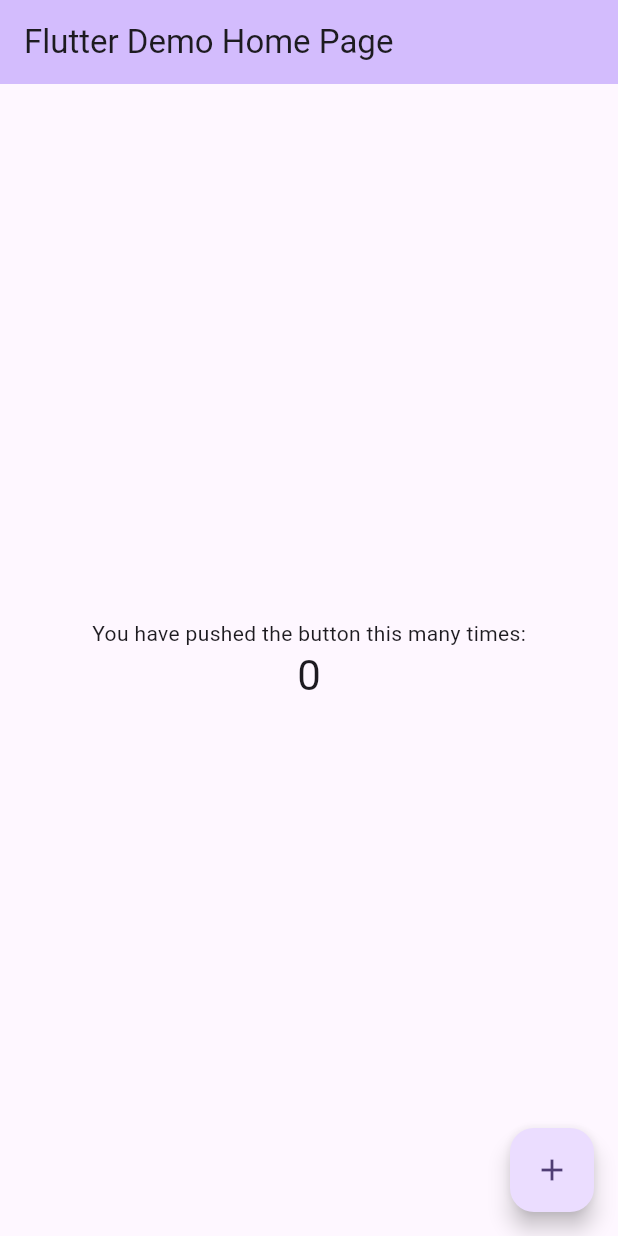
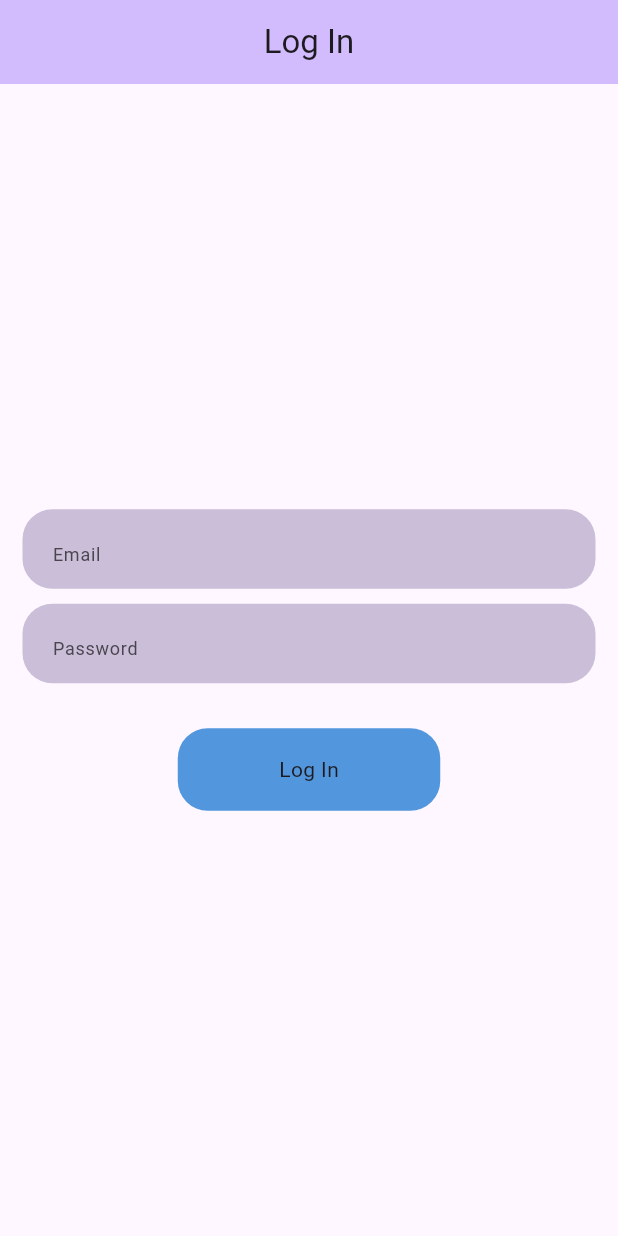
Before and after one commit to raziq98/graduan_test, a Flutter app: the screen it shows after launch, on a phone screen of 412 x 824 dp. Run offline on Flutter 3.47's test engine with Material 3 defaults, Android fonts, the phone set to English and light mode, and no system bars; our stand-ins replace get_storage, shared_preferences; Roboto replaces fonts that are missing (Gotham).

Commit message:
add services for login

```diff
--- a/lib/main.dart
+++ b/lib/main.dart
@@ -1,4 +1,6 @@
 import 'package:flutter/material.dart';
+import 'package:graduan_test/routes.dart';
+// import 'package:graduan_test/screen/home_page.dart';
 
 void main() {
   runApp(const MyApp());
@@ -17,55 +19,8 @@ class MyApp extends StatelessWidget {
         colorScheme: ColorScheme.fromSeed(seedColor: Colors.deepPurple),
         useMaterial3: true,
       ),
-      home: const MyHomePage(title: 'Flutter Demo Home Page'),
+      // home: const MyHomePage(),
+      routes: routes,
     );
   }
 }
-
-class MyHomePage extends StatefulWidget {
-  const MyHomePage({super.key, required this.title});
-
-  final String title;
-
-  @override
-  State<MyHomePage> createState() => _MyHomePageState();
-}
-
-class _MyHomePageState extends State<MyHomePage> {
-  int _counter = 0;
-
-  void _incrementCounter() {
-    setState(() {
-      _counter++;
-    });
-  }
-
-  @override
-  Widget build(BuildContext context) {
-    return Scaffold(
-      appBar: AppBar(
-        backgroundColor: Theme.of(context).colorScheme.inversePrimary,
-        title: Text(widget.title),
-      ),
-      body: Center(
-        child: Column(
-          mainAxisAlignment: MainAxisAlignment.center,
-          children: <Widget>[
-            const Text(
-              'You have pushed the button this many times:',
-            ),
-            Text(
-              '$_counter',
-              style: Theme.of(context).textTheme.headlineMedium,
-            ),
-          ],
-        ),
-      ),
-      floatingActionButton: FloatingActionButton(
-        onPressed: _incrementCounter,
-        tooltip: 'Increment',
-        child: const Icon(Icons.add),
-      ),
-    );
-  }
-}
--- a/lib/routes.dart
+++ b/lib/routes.dart
@@ -2,12 +2,15 @@
 
 
 import 'package:flutter/widgets.dart';
-import 'package:graduan_test/main.dart';
+import 'package:graduan_test/screen/home_page.dart';
+import 'package:graduan_test/screen/login_page.dart';
 import 'package:graduan_test/utils/loading.dart';
 import 'package:shared_preferences/shared_preferences.dart';
 
 final Map<String, WidgetBuilder> routes = {
-  '/': (context) => const MyHomePage(title: '',),
+  '/home': (context) => const MyHomePage(),
+  '/login': (context) => const LoginPage(),
+  '/': (context) => const LoginPage(),
 };
 
 // Function to build protected routes
--- /dev/null
+++ b/lib/screen/login_page.dart
@@ -0,0 +1,87 @@
+import 'package:flutter/material.dart';
+import 'package:graduan_test/services/auth/service.dart';
+import 'package:graduan_test/utils/widget/custom_input_field.dart';
+
+class LoginPage extends StatefulWidget {
+  const LoginPage({super.key});
+
+  @override
+  State<LoginPage> createState() => _LoginPageState();
+}
+
+class _LoginPageState extends State<LoginPage> {
+  TextEditingController emailController = TextEditingController();
+  TextEditingController passwordController = TextEditingController();
+
+  Future<void> _onLogin(BuildContext context) async {
+    final param = {
+      'email': emailController.text,
+      'password': passwordController.text
+    };
+    final isLogin = await login(context, param);
+    if(isLogin?['token'] != null || isLogin?['token'] != ''){
+      Navigator.pushReplacementNamed(context, '/home');
+    }
+  }
+
+  @override
+  Widget build(BuildContext context) {
+    return Scaffold(
+      appBar: AppBar(
+        backgroundColor: Theme.of(context).colorScheme.inversePrimary,
+        title: const Text("Log In"),
+        centerTitle: true,
+      ),
+      body: Center(
+        child: Column(
+          mainAxisAlignment: MainAxisAlignment.center,
+          crossAxisAlignment: CrossAxisAlignment.center,
+          children: [
+            CustomInputField(
+              controller: emailController,
+              hintText: "Email",
+              onSaved: (value) {
+                emailController.text = value!;
+              },
+            ),
+            const SizedBox(
+              height: 10,
+            ),
+            CustomInputField(
+              controller: passwordController,
+              hintText: "Password",
+              onSaved: (value) {
+                passwordController.text = value!;
+              },
+            ),
+            const SizedBox(
+              height: 30,
+            ),
+            Container(
+              alignment: Alignment.bottomCenter,
+              height: 55,
+              width: 175,
+              margin: const EdgeInsets.only(left: 15, right: 15),
+              decoration: BoxDecoration(
+                borderRadius: BorderRadius.circular(20),
+                color: Theme.of(context).primaryColorDark.withOpacity(0.75),
+              ),
+              child: Padding(
+                  padding: const EdgeInsets.only(
+                      bottom: 5, top: 5, left: 20, right: 20),
+                  child: GestureDetector(
+                    onTap: () {
+                      _onLogin(context);
+                    },
+                    child: const Expanded(
+                        child: Center(
+                      child: Text('Log In'),
+                    )),
+                  )),
+            ),
+          ],
+        ),
+      ),
+    );
+  }
+}
--- /dev/null
+++ b/lib/utils/widget/custom_input_field.dart
@@ -0,0 +1,44 @@
+import 'package:flutter/material.dart';
+
+class CustomInputField extends StatelessWidget {
+  final TextEditingController controller;
+  final String hintText;
+  final Function(String?)? onSaved;
+  final TextInputType keyboardType;
+
+  const CustomInputField({
+    super.key,
+    required this.controller,
+    required this.hintText,
+    this.onSaved,
+    this.keyboardType = TextInputType.text,
+  });
+
+  @override
+  Widget build(BuildContext context) {
+    return Container(
+      alignment: Alignment.bottomCenter,
+      margin: const EdgeInsets.only(left: 15, right: 15),
+      decoration: BoxDecoration(
+        borderRadius: BorderRadius.circular(20),
+        color: Theme.of(context).primaryColor.withOpacity(0.35),
+      ),
+      child: Padding(
+        padding: const EdgeInsets.only(top: 5, left: 20, right: 20),
+        child: TextFormField(
+          controller: controller,
+          onSaved: onSaved,
+          keyboardType: keyboardType,
+          decoration: InputDecoration(
+              hintText: hintText,
+              hintStyle: const TextStyle(
+                fontFamily: 'Gotham',
+                fontWeight: FontWeight.w400,
+                fontSize: 12.0,
+              ),
+              enabledBorder: InputBorder.none),
+        ),
+      ),
+    );
+  }
+}
```
Also changed, not shown: lib/screen/home_page.dart (added, +40 -0 lines), lib/services/api_service.dart (+83 -25 lines), lib/services/auth/service.dart (+9 -3 lines).
